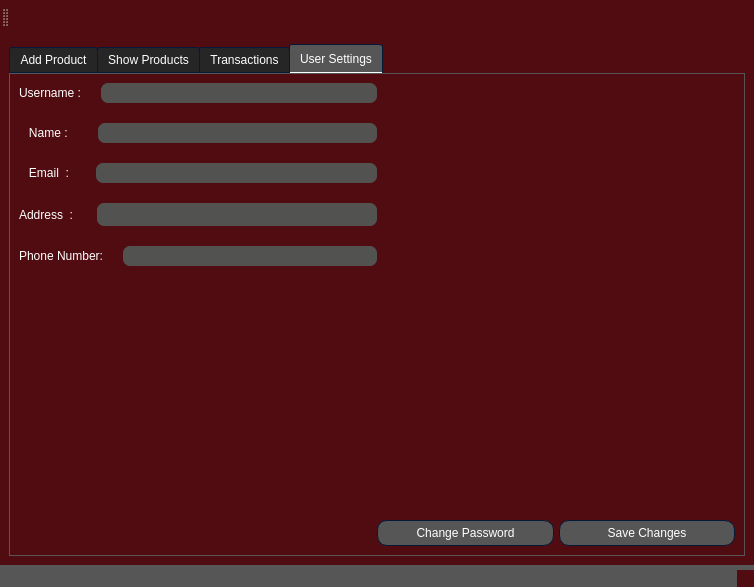
Qt form AP/costumer_ui.ui (AP-projects-4001/Guys) before a commit.
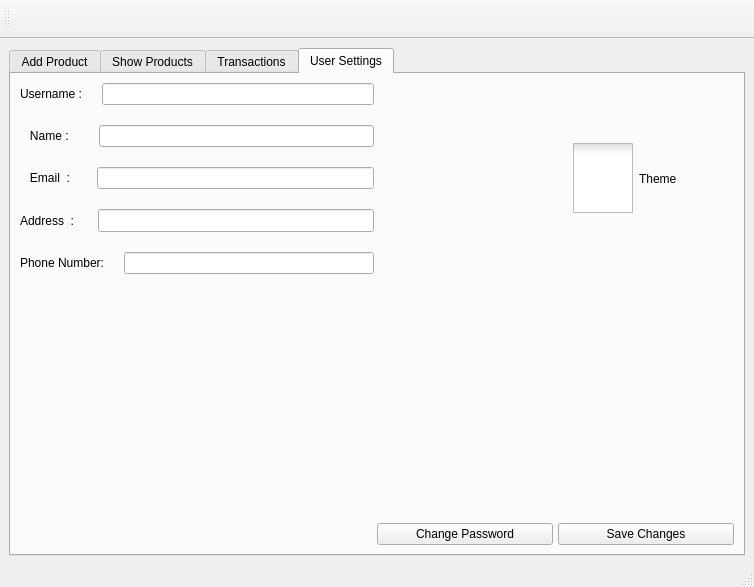
The same form after that commit. The open tabs and pages were chosen to show the change. Icons and pictures are not drawn.

Commit message: Create toggle button for every account for cganginf their theme

```diff
--- a/AP/costumer_ui.ui
+++ b/AP/costumer_ui.ui
@@ -13,696 +13,6 @@
   <property name="windowTitle">
    <string>MainWindow</string>
   </property>
-  <property name="styleSheet">
-   <string notr="true">
-QWidget
-{
-	background-color: #500c10;
-	color: #ffffff;
-	border-color: #051a39;
-
-}
-
-
-QLabel
-{
-	background-color: transparent;
-	color: #ffffff;
-
-}
-
-
-QToolTip
-{
-	border : 1px solid #500c10;
-	background-color: #26264f;
-	color: #ffffff;
-	border-color: #051a39;
-
-}
-QPushButton
-{
-	background-color: #565656;
-	color: #ffffff;
-	border-style: solid;
-	border-width: 1px;
-	border-radius: 10px;
-	border-color: #051a39;
-	padding: 5px;
-
-}
-
-
-QPushButton::disabled
-{
-	background-color: #404040;
-	color: #656565;
-	border-color: #051a39;
-
-}
-
-
-QPushButton::hover
-{
-	background-color: #8399ff;
-	color: #ffffff;
-	border-style: solid;
-	border-width: 1px;
-	border-radius: 10px;
-	border-color: #051a39;
-	padding: 5px;
-}
-
-
-QPushButton::pressed
-{
-	background-color: #4969ff;
-	color: #ffffff;
-	border-style: solid;
-	border-width: 1px;
-	border-radius: 10px;
-	border-color: #051a39;
-	padding: 5px;
-
-}
-
-QComboBox
-{
-    background-color: #565656;
-    border: 1px solid;
-    border-radius: 3px;
-    padding-left: 6px;
-    color: #ffffff;
-    height: 20px;
-
-}
-
-
-QComboBox::disabled
-{
-	background-color: #404040;
-	color: #656565;
-	border-color: #051a39;
-
-}
-
-
-QComboBox:hover
-{
-    background-color: #8399ff;
-}
-
-
-QComboBox:on
-{
-    background-color: #4969ff;
-
-}
-
-
-QComboBox QAbstractItemView
-{
-    background-color: #383838;
-    color: #ffffff;
-    border: 1px solid black;
-    selection-background-color: #4969ff;
-    selection-color: #ffffff;
-    outline: 0;
-
-}
-
-QComboBox::drop-down
-{
-    subcontrol-origin: padding;
-    subcontrol-position: top right;
-    width: 15px;
-    border-left-width: 0px;
-    border-left-color: darkgray;
-    border-left-style: solid; 
-    border-top-right-radius: 3px; 
-    border-bottom-right-radius: 3px;
-
-}
-
-
-QComboBox::down-arrow
-{
-    image: url(://arrow-down.png);
-    width: 8px;
-    height: 8px;
-}
-
-
-QSpinBox
-{
-	background-color: #525251;
-	color: #ffffff;
-	border: 1px solid #051a39;
-	border-radius: 3px;
-	padding : 2px;
-}
-
-QLineEdit
-{
-	background-color: #525251;
-	color: #ffffff;
-	border-width: 1px;
-	border-radius: 7px;
-	border-color: #051a39;
-	padding: 2px;
-
-}
-
-QLineEdit::disabled
-{
-	background-color: #404040;
-	color: #656565;
-	border-width: 1px;
-	border-radius: 7px;
-	border-color: #051a39;
-	padding: 2px;
-
-}
-
-QPlainTextEdit
-{
-	background-color: #525251;
-	color: #ffffff;
-	border-width: 1px;
-	border-radius: 7px;
-	border-color: #051a39;
-	padding: 2px;
-}
-QPlainTextEdit::disabled
-{
-	background-color: #404040;
-	color: #656565;
-	border-color: #051a39;
-
-}
-
-
-QTextEdit
-{
-	background-color: #ffffff;
-	color: #010201;
-	border-color: #051a39;
-
-}
-
-
-QTextEdit::disabled
-{
-	background-color: #404040;
-	color: #656565;
-	border-color: #051a39;
-
-}
-
-QCheckBox::indicator
-{
-    color: #b1b1b1;
-    background-color: #323232;
-    border: 1px solid #b1b1b1;
-    width: 12px;
-    height: 12px;
-
-}
-
-
-QCheckBox::indicator:checked
-{
-    image:url(://checkbox.png);
-    border: 1px solid #565656;
-
-}
-
-
-QCheckBox::disabled
-{
-	color: #656565;
-
-}
-
-
-QCheckBox::indicator:disabled
-{
-	background-color: #656565;
-	color: #656565;
-    border: 1px solid #656565;
-
-}
-
-
-QRadioButton::indicator::unchecked
-{ 
-	border: 2px inset gray; 
-	border-radius: 5px; 
-	background-color:  #fff;
-	width: 9px; 
-	height: 9px; 
-
-}
-
-
-QRadioButton::indicator::unchecked:hover
-{ 
-	border: 2px solid #565656; 
-	border-radius: 5px; 
-	background-color:  #fff;
-	width: 9px; 
-	height: 9px; 
-
-}
-
-
-QRadioButton::indicator::checked
-{ 
-	border: 2px inset darkgray; 
-	border-radius: 5px; 
-	background-color: #4969ff; 
-	width: 9px; 
-	height: 9px; 
-
-}
-
-
-QRadioButton::disabled
-{
-	color: #656565;
-
-}
-
-
-QRadioButton::indicator:disabled
-{
-	background-color: #656565;
-	color: #656565;
-    border: 2px solid #656565;
-
-}
-
-
-QTableView
-{
-    background-color: #242526;
-    border: 1px solid #32414B;
-    color: #f0f0f0;
-    gridline-color: #8faaff;
-    outline : 0;
-
-}
-
-
-QTableView::disabled
-{
-    background-color: #242526;
-    border: 1px solid #32414B;
-    color: #656565;
-    gridline-color: #656565;
-    outline : 0;
-
-}
-
-
-QTableView::item:hover 
-{
-    background-color: #26264f;
-    color: #f0f0f0;
-
-}
-
-
-QTableView::item:selected 
-{
-    background-color: #1a1b1c;
-    border: 2px solid #4969ff;
-    color: #F0F0F0;
-
-}
-
-
-QTableView::item:selected:disabled
-{
-    background-color: #1a1b1c;
-    border: 2px solid #525251;
-    color: #656565;
-
-}
-
-
-QTableCornerButton::section
-{
-    background-color: #505050;
-    color: #fff;
-
-}
-
-
-QHeaderView::section
-{
-    background-color: #525251;
-    color: #fff;
-    text-align: left;
-	padding: 4px;
-	
-}
-
-
-QHeaderView::section:disabled
-{
-    background-color: #525251;
-    color: #656565;
-
-}
-
-
-
-
-
-
-QHeaderView::section::vertical::first,
-QHeaderView::section::vertical::only-one
-{
-    border-top: 1px solid #353635;
-
-}
-
-
-QHeaderView::section::vertical
-{
-    border-top: 1px solid #353635;
-
-}
-
-
-QHeaderView::section::horizontal::first,
-QHeaderView::section::horizontal::only-one
-{
-    border-left: 1px solid #353635;
-
-}
-
-
-QHeaderView::section::horizontal
-{
-    border-left: 1px solid #353635;
-
-}
-
-
-QTabBar::tab
-{
-	background-color: #262626;
-	color: #ffffff;
-	border-style: solid;
-	border-width: 1px;
-	border-top-left-radius: 3px;
-	border-top-right-radius: 3px;
-	border-color: #051a39;
-	padding: 5px;
-
-}
-
-
-QTabBar::tab:disabled
-{
-	background-color: #656565;
-	color: #656565;
-}
-
-
-QTabWidget::pane 
-{
-	background-color: #262626;
-	color: #ffffff;
-    border: 1px solid;
-    border-color: #565656;
-
-}
-
-
-QTabBar::tab:selected
-{
-    background-color: #565656;
-	color: #ffffff;
-	border-style: solid;
-	border-width: 1px;
-	border-top-left-radius: 3px;
-	border-top-right-radius: 3px;
-	border-color: #051a39;
-	padding: 5px;
-
-}
-
-
-QTabBar::tab:selected:disabled
-{
-	background-color: #404040;
-	color: #656565;
-
-}
-
-
-QTabBar::tab:!selected 
-{
-    background-color: #262626;
-
-}
-
-
-QTabBar::tab:!selected:hover 
-{
-    background-color: #8399ff;
-
-}
-
-
-QTabBar::tab:top:!selected 
-{
-    margin-top: 3px;
-
-}
-
-
-QTabBar::tab:bottom:!selected 
-{
-    margin-bottom: 3px;
-
-}
-
-
-QTabBar::tab:top, QTabBar::tab:bottom 
-{
-    min-width: 8ex;
-    margin-right: -1px;
-    padding: 5px 10px 5px 10px;
-
-}
-
-
-QTabBar::tab:top:selected 
-{
-    border-bottom-color: none;
-
-}
-
-
-QTabBar::tab:bottom:selected 
-{
-    border-top-color: none;
-
-}
-
-
-QTabBar::tab:top:last, QTabBar::tab:bottom:last,
-QTabBar::tab:top:only-one, QTabBar::tab:bottom:only-one 
-{
-    margin-right: 0;
-
-}
-
-
-QTabBar::tab:left:!selected 
-{
-    margin-right: 3px;
-
-}
-
-
-QTabBar::tab:right:!selected
-{
-    margin-left: 3px;
-
-}
-
-
-QTabBar::tab:left, QTabBar::tab:right 
-{
-    min-height: 8ex;
-    margin-bottom: -1px;
-    padding: 10px 5px 10px 5px;
-
-}
-
-
-QTabBar::tab:left:selected 
-{
-    border-left-color: none;
-
-}
-
-
-QTabBar::tab:right:selected 
-{
-    border-right-color: none;
-
-}
-
-
-QTabBar::tab:left:last, QTabBar::tab:right:last,
-QTabBar::tab:left:only-one, QTabBar::tab:right:only-one 
-{
-    margin-bottom: 0;
-
-}
-
-
-QScrollBar:horizontal
-{
-    border: 1px solid #222222;
-    background-color: #3d3d3d;
-    height: 13px;
-    margin: 0px 16px 0 16px;
-
-}
-
-
-QScrollBar::handle:horizontal
-{
-    background: #565656;
-    min-height: 20px;
-
-}
-
-
-QScrollBar::add-line:horizontal
-{
-    border: 1px solid #1b1b19;
-    background-color: #565656;
-    width: 14px;
-    subcontrol-position: right;
-    subcontrol-origin: margin;
-
-}
-
-
-QScrollBar::sub-line:horizontal
-{
-    border: 1px solid #1b1b19;
-    background-color: #565656;
-    width: 14px;
-    subcontrol-position: left;
-    subcontrol-origin: margin;
-
-}
-
-
-QScrollBar::right-arrow:horizontal
-{
-    width: 6px;
-    height: 6px;
-
-}
-
-
-QScrollBar::left-arrow:horizontal
-{
-    width: 6px;
-    height: 6px;
-
-}
-
-
-QScrollBar::add-page:horizontal, QScrollBar::sub-page:horizontal
-{
-    background: none;
-
-}
-
-
-QScrollBar:vertical
-{
-    background-color: #3d3d3d;
-    width: 13px;
-    margin: 16px 0 16px 0;
-    border: 1px solid #222222;
-
-}
-
-
-QScrollBar::handle:vertical
-{
-    background-color: #565656;
-    min-height: 20px;
-
-}
-
-
-QScrollBar::add-line:vertical
-{
-    border: 1px solid #1b1b19;
-    background-color: #565656;
-    height: 14px;
-    subcontrol-position: bottom;
-    subcontrol-origin: margin;
-
-}
-
-
-QScrollBar::sub-line:vertical
-{
-    border: 1px solid #1b1b19;
-    background-color: #565656;
-    height: 14px;
-    subcontrol-position: top;
-    subcontrol-origin: margin;
-
-}
-
-
-QScrollBar::up-arrow:vertical
-{
-    width: 6px;
-    height: 6px;
-
-}
-
-
-QScrollBar::down-arrow:vertical
-{
-    width: 6px;
-    height: 6px;
-
-}
-
-
-QScrollBar::add-page:vertical, QScrollBar::sub-page:vertical
-{
-    background: none;
-
-}
-
-QStatusBar
-{
-	background-color: #565656;
-	color: #ffffff;
-	border-color: #051a39;
-}
-
-
-</string>
-  </property>
   <widget class="QWidget" name="centralwidget">
    <property name="styleSheet">
     <string notr="true"/>
@@ -1241,9 +551,7 @@
        </attribute>
        <layout class="QGridLayout" name="gridLayout_4">
         <item row="0" column="0">
-         <layout class="QVBoxLayout" name="verticalLayout_6">
-          <item>
-           <layout class="QHBoxLayout" name="horizontalLayout_16">
+         <layout class="QHBoxLayout" name="horizontalLayout_23">
             <item>
              <layout class="QVBoxLayout" name="verticalLayout_4">
               <property name="spacing">
@@ -1337,6 +645,8 @@
              </layout>
             </item>
             <item>
+           <layout class="QHBoxLayout" name="horizontalLayout_16">
+            <item>
              <spacer name="horizontalSpacer">
               <property name="orientation">
                <enum>Qt::Horizontal</enum>
@@ -1349,9 +659,45 @@
               </property>
              </spacer>
             </item>
-           </layout>
-          </item>
           <item>
+             <widget class="QCheckBox" name="checkBox_theme">
+              <property name="minimumSize">
+               <size>
+                <width>161</width>
+                <height>81</height>
+               </size>
+              </property>
+              <property name="styleSheet">
+               <string notr="true">QCheckBox::indicator
+{
+    width: 60px;
+    height: 70px;
+}
+
+QCheckBox::indicator:unchecked
+{
+    image: url(&quot;:/included_images/light_mode.png&quot;);
+	border: none;
+	background-color: none;
+}
+
+QCheckBox::indicator:checked
+{
+    image: url(&quot;:/included_images/dark_mode.png&quot;);
+	border: none;
+	background-color: none;
+}</string>
+              </property>
+              <property name="text">
+               <string>Theme</string>
+              </property>
+             </widget>
+            </item>
+           </layout>
+          </item>
+         </layout>
+        </item>
+        <item row="1" column="0">
            <layout class="QHBoxLayout" name="horizontalLayout_19">
             <item>
              <layout class="QHBoxLayout" name="horizontalLayout_18">
@@ -1452,8 +798,6 @@
                    <string>Save Changes</string>
                   </property>
                  </widget>
-                </item>
-               </layout>
               </item>
              </layout>
             </item>
```
Lines whose indentation alone changed are shown as unchanged. The commit also changes 11 other files.
